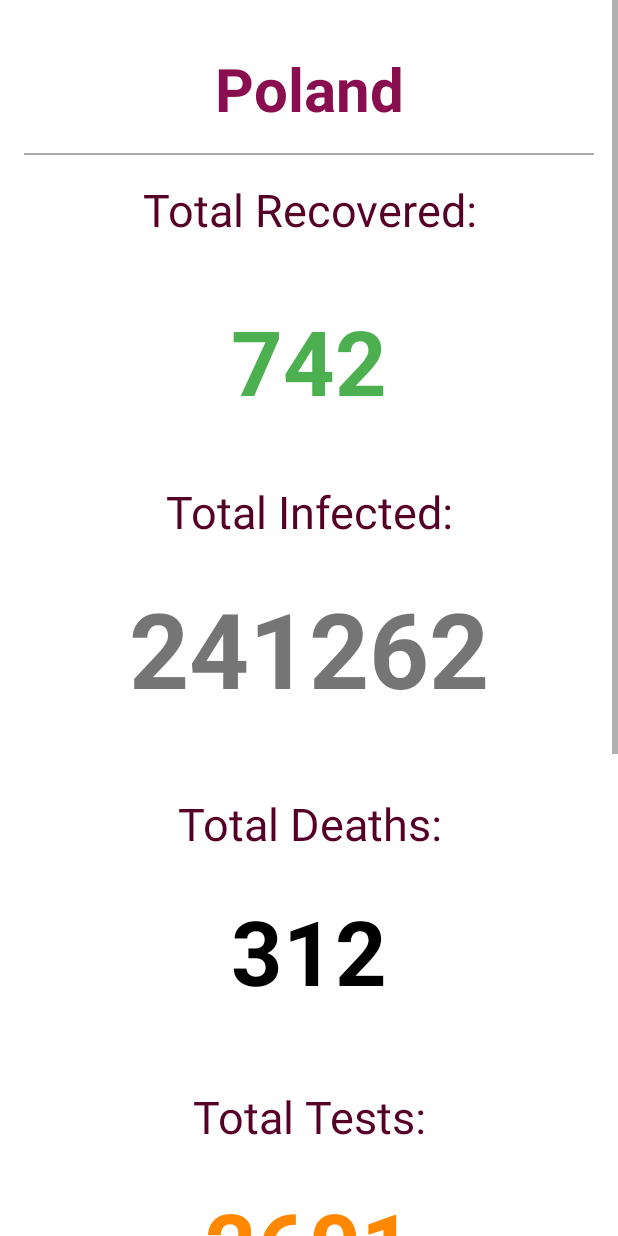
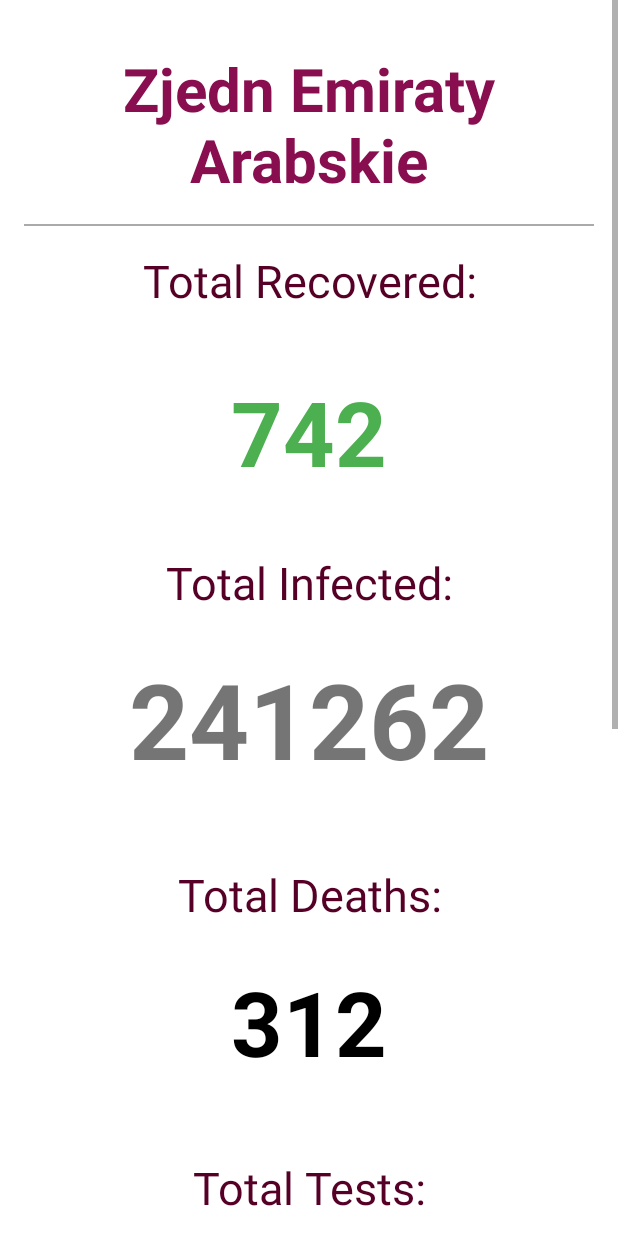
Before and after one commit to AdiJr/CoronaTracker, an Android app: the layout home_fragment.xml on its own in the app's theme, with its tools: preview values and no code run, on a phone screen of 412 x 824 dp. Run offline under Robolectric (Android 15) with nearby library versions, the phone set to English and light mode, and no system bars; Roboto replaces fonts that are not available here.

Commit message:
Minor layout fixes

```diff
--- a/app/src/main/res/layout/home_fragment.xml
+++ b/app/src/main/res/layout/home_fragment.xml
@@ -12,9 +12,13 @@
 
         <TextView
             android:id="@+id/tvCountryName"
-            android:layout_width="wrap_content"
+            android:layout_width="0dp"
             android:layout_height="wrap_content"
+            android:layout_marginStart="8dp"
+            android:layout_marginLeft="8dp"
             android:layout_marginTop="32dp"
+            android:layout_marginEnd="8dp"
+            android:layout_marginRight="8dp"
             android:gravity="center"
             android:textColor="@color/primaryColor"
             android:textSize="40sp"
@@ -22,7 +26,7 @@
             app:layout_constraintEnd_toEndOf="parent"
             app:layout_constraintStart_toStartOf="parent"
             app:layout_constraintTop_toTopOf="parent"
-            tools:text="Poland" />
+            tools:text="Zjedn Emiraty Arabskie" />
 
         <TextView
             android:id="@+id/tvRecoveredTitle"
```
Also changed, not shown: app/src/main/res/drawable-v24/ic_launcher_foreground.xml (added, +30 -0 lines).
